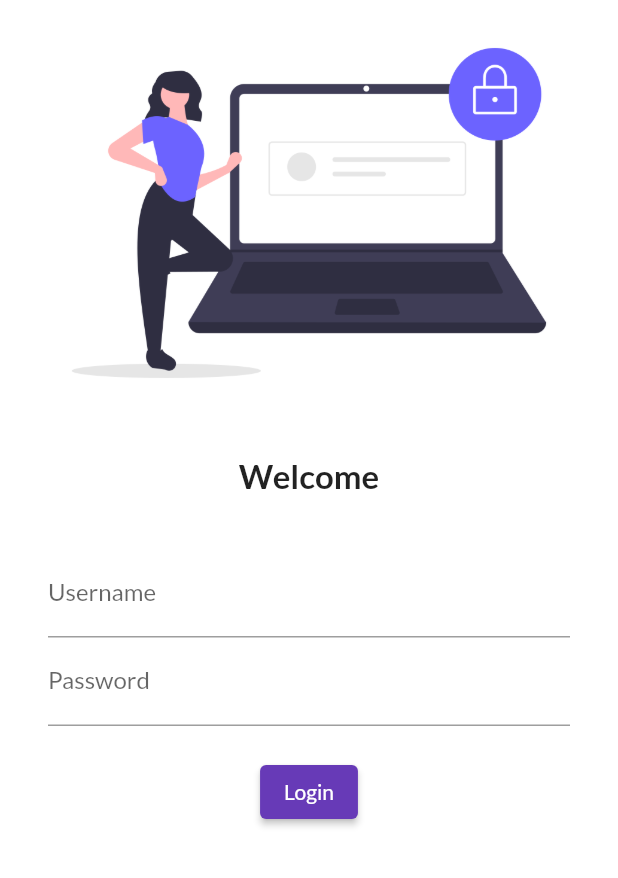
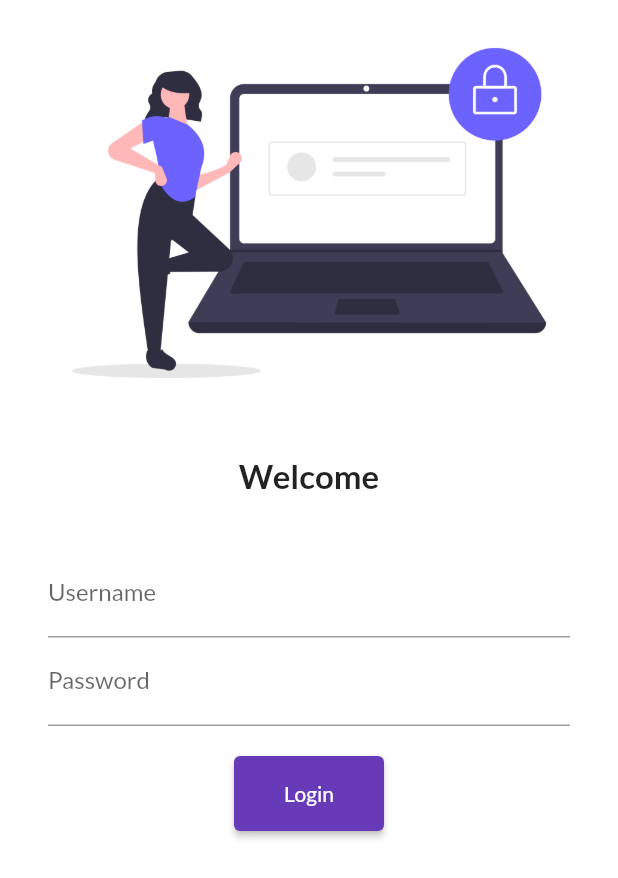
Before and after one commit to ShiwiDembla/CatalogAppFlutter, a Flutter app: the screen it shows after launch, on a phone screen of 412 x 824 dp. Shown: the top 878 px of the screen. Run offline on Flutter 3.47's test engine with Material 2 defaults, Android fonts, the phone set to English and light mode, and no system bars; our stand-ins replace google_fonts.

Commit message:
login ui with navigation and scrollview

```diff
--- a/tuts/lib/Pages/login.dart
+++ b/tuts/lib/Pages/login.dart
@@ -1,5 +1,6 @@
 import 'package:flutter/material.dart';
 import 'package:google_fonts/google_fonts.dart';
+import 'package:tuts/utils/routes.dart';
 
 class LoginPage extends StatelessWidget {
   const LoginPage({Key? key}) : super(key: key);
@@ -8,8 +9,13 @@
   Widget build(BuildContext context) {
     return Material(
         color: Colors.white,
-        child: Column(children: [
-          Image.asset("assets/images/login.png", fit: BoxFit.cover),
+        child: SingleChildScrollView(
+            child: Column(children: [
+          Image.asset(
+            "assets/images/login.png",
+            fit: BoxFit.cover,
+            // height: 500,
+          ),
           const SizedBox(
             height: 20,
           ),
@@ -41,12 +47,13 @@
               ),
               ElevatedButton(
                   child: Text("Login"),
-                  style: TextButton.styleFrom(),
+                  style: TextButton.styleFrom(minimumSize: Size(100, 50)),
                   onPressed: () {
                     print("hello");
+                    Navigator.pushNamed(context, MyRoutes.homeRoute);
                   }),
             ]),
           )
-        ]));
+        ])));
   }
 }
--- a/tuts/lib/main.dart
+++ b/tuts/lib/main.dart
@@ -2,6 +2,7 @@
 import 'package:tuts/Pages/home_page.dart';
 import 'package:tuts/Pages/login.dart';
 import 'package:google_fonts/google_fonts.dart';
+import 'package:tuts/utils/routes.dart';
 
 void main() {
   runApp(MyApp());
@@ -29,15 +30,22 @@
       darkTheme:
           ThemeData(brightness: Brightness.dark, primarySwatch: Colors.red),
 
+      debugShowCheckedModeBanner: false,
       //default
       // initialRoute: "/home",
       //map like json, key-value pairs, lke dictionary
       routes: {
         // key:pair => object
         //default
+        //hard coded
         "/": (context) => LoginPage(),
-        "/home": (context) => HomePage(),
-        "/login": (context) => LoginPage(),
+        // "/home": (context) => HomePage(),
+        // "/login": (context) => LoginPage(),
+
+        //no need of object creation, only 1 time object created,
+        // so 1 time memory used.
+        MyRoutes.homeRoute: (context) => HomePage(),
+        MyRoutes.loginRoute: (context) => LoginPage(),
       },
     );
   }
--- /dev/null
+++ b/tuts/lib/utils/routes.dart
@@ -0,0 +1,6 @@
+import 'package:tuts/Pages/home_page.dart';
+
+class MyRoutes{
+  static String homeRoute = '/home';
+  static String loginRoute = '/login';
+}
```
